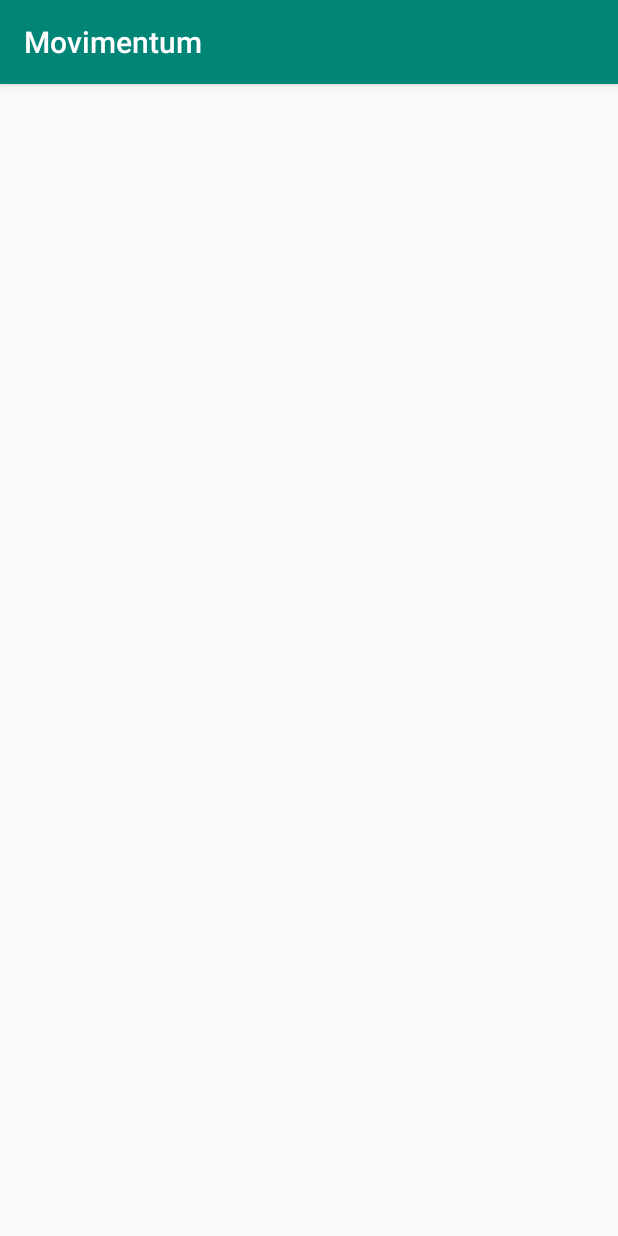
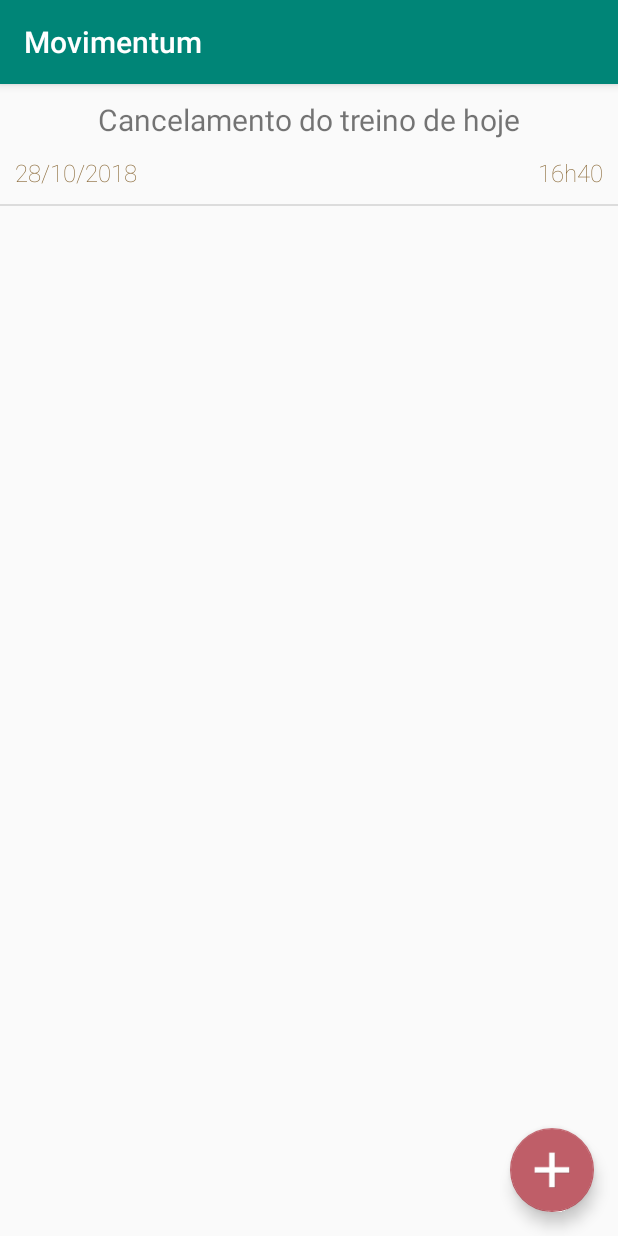
Before and after one commit to Barbalho12/movimentum, an Android app: the fragment NewsGroupFragment shown on its own in the app's theme, on a phone screen of 412 x 824 dp. Run offline under Robolectric (Android 15) with nearby library versions, the phone set to English and light mode, and no system bars.

Commit message:
Implements group news adapter

```diff
--- /dev/null
+++ b/app/src/main/java/br/ufrn/movimentum/adapters/NewsAdapter.java
@@ -0,0 +1,58 @@
+package br.ufrn.movimentum.adapters;
+
+import android.app.Activity;
+import android.net.Uri;
+import android.view.View;
+import android.view.ViewGroup;
+import android.widget.BaseAdapter;
+import android.widget.ImageView;
+import android.widget.TextView;
+
+import java.util.List;
+
+import br.ufrn.movimentum.R;
+import br.ufrn.movimentum.fragments.ItemNews;
+
+
+public class NewsAdapter extends BaseAdapter {
+
+    private final List<ItemNews> list_itens;
+    private final Activity activity;
+
+    public NewsAdapter(List<ItemNews> list_itens, Activity activity) {
+        this.list_itens = list_itens;
+        this.activity = activity;
+    }
+
+    @Override
+    public int getCount() {
+        return list_itens.size();
+    }
+
+    @Override
+    public Object getItem(int position) {
+        return list_itens.get(position);
+    }
+
+    @Override
+    public long getItemId(int position) {
+        return list_itens.get(position).getId();
+    }
+
+    @Override
+    public View getView(int position, View convertView, ViewGroup parent) {
+
+        View view = activity.getLayoutInflater().inflate(R.layout.list_news, parent, false);
+        ItemNews item_list = list_itens.get(position);
+
+        TextView tv_title_news_group = (TextView) view.findViewById(R.id.tv_title_news_group);
+        TextView tv_schedule_news_group = (TextView) view.findViewById(R.id.tv_schedule_news_group);
+        TextView tv_time_news_group = (TextView) view.findViewById(R.id.tv_time_news_group);
+
+        tv_title_news_group.setText(item_list.getTitle());
+        tv_schedule_news_group.setText(item_list.getData());
+        tv_time_news_group.setText(item_list.getHora());
+        return view;
+    }
+
+}
--- /dev/null
+++ b/app/src/main/java/br/ufrn/movimentum/fragments/ItemNews.java
@@ -0,0 +1,47 @@
+package br.ufrn.movimentum.fragments;
+
+public class ItemNews {
+    private int id;
+    private String title;
+    private String data;
+    private String hora;
+
+    public ItemNews(int id, String title, String data, String hora) {
+        this.id = id;
+        this.title = title;
+        this.data = data;
+        this.hora = hora;
+    }
+
+    public int getId() {
+        return id;
+    }
+
+    public void setId(int id) {
+        this.id = id;
+    }
+
+    public String getTitle() {
+        return title;
+    }
+
+    public void setTitle(String title) {
+        this.title = title;
+    }
+
+    public String getData() {
+        return data;
+    }
+
+    public void setData(String data) {
+        this.data = data;
+    }
+
+    public String getHora() {
+        return hora;
+    }
+
+    public void setHora(String hora) {
+        this.hora = hora;
+    }
+}
--- a/app/src/main/java/br/ufrn/movimentum/fragments/NewsGroupFragment.java
+++ b/app/src/main/java/br/ufrn/movimentum/fragments/NewsGroupFragment.java
@@ -18,9 +18,11 @@ import java.util.List;
 
 import br.ufrn.movimentum.NewGroupActivity;
 import br.ufrn.movimentum.R;
+import br.ufrn.movimentum.SearchNewsActivity;
 import br.ufrn.movimentum.ViewMyGroupActivity;
 import br.ufrn.movimentum.adapters.GroupAdapter;
 import br.ufrn.movimentum.adapters.ItemList;
+import br.ufrn.movimentum.adapters.NewsAdapter;
 
 
 public class NewsGroupFragment extends Fragment {
@@ -50,6 +52,45 @@ public class NewsGroupFragment extends Fragment {
                              Bundle savedInstanceState) {
         View rootView = inflater.inflate(R.layout.fragment_news_group, container, false);
 
+        ListView listview = (ListView) rootView.findViewById(R.id.listview_news_group);
+        List<ItemNews> list_itens = new ArrayList<>();
+        list_itens.add(new ItemNews(1, "Cancelamento do treino de hoje", "28/10/2018", "16h40"));
+
+        NewsAdapter newsAdapter = new NewsAdapter(list_itens, getActivity());
+        listview.setAdapter(newsAdapter);
+//        listview.setOnItemClickListener(new AdapterView.OnItemClickListener() {
+//            @Override
+//            public void onItemClick(AdapterView<?> parent, View view,
+//                                    int position, long id) {
+////                Toast.makeText(getApplicationContext(),
+////                        "Clicou no item " + position, Toast.LENGTH_LONG).show();
+//                if(position==0){
+//                    Snackbar.make(view, "Não implementado", Snackbar.LENGTH_LONG)
+//                            .setAction("Action", null).show();
+////                    Intent intent = new Intent(getActivity(), SearchNewsActivity.class);
+////                    startActivity(intent);
+//////                    finish();
+//                }else{
+//                    Snackbar.make(view, "Não implementado", Snackbar.LENGTH_LONG)
+//                            .setAction("Action", null).show();
+//                }
+//            }
+//        });
+
+        FloatingActionButton fab = rootView.findViewById(R.id.fab_news_group);
+        String pathName = "android.resource://"+getActivity().getPackageName()+"/";
+        fab.setImageURI(Uri.parse(pathName+R.drawable.add));
+        fab.setOnClickListener(new View.OnClickListener() {
+            @Override
+            public void onClick(View view) {
+                Snackbar.make(view, "Não Implementado", Snackbar.LENGTH_LONG)
+                        .setAction("Action", null).show();
+
+//                Intent intent = new Intent(getActivity(), SearchNewsActivity.class);
+//                startActivity(intent);
+            }
+        });
+
         return rootView;
     }
 }
--- a/app/src/main/res/layout/fragment_news_group.xml
+++ b/app/src/main/res/layout/fragment_news_group.xml
@@ -1,6 +1,21 @@
 <?xml version="1.0" encoding="utf-8"?>
-<LinearLayout xmlns:android="http://schemas.android.com/apk/res/android"
+<android.support.design.widget.CoordinatorLayout xmlns:android="http://schemas.android.com/apk/res/android"
+    xmlns:app="http://schemas.android.com/apk/res-auto"
+    xmlns:tools="http://schemas.android.com/tools"
     android:layout_width="match_parent"
     android:layout_height="match_parent">
 
-</LinearLayout>
+    <ListView
+        android:id="@+id/listview_news_group"
+        android:layout_width="match_parent"
+        android:layout_height="match_parent" />
+
+    <android.support.design.widget.FloatingActionButton
+        android:id="@+id/fab_news_group"
+        android:layout_width="wrap_content"
+        android:layout_height="wrap_content"
+        android:layout_gravity="bottom|end"
+        android:layout_margin="@dimen/fab_margin"
+        app:srcCompat="@drawable/add" />
+
+</android.support.design.widget.CoordinatorLayout>
--- /dev/null
+++ b/app/src/main/res/layout/list_news.xml
@@ -0,0 +1,48 @@
+<?xml version="1.0" encoding="utf-8"?>
+<LinearLayout xmlns:android="http://schemas.android.com/apk/res/android"
+    android:layout_width="match_parent"
+    android:layout_height="80dp"
+    android:orientation="vertical"
+    android:padding="10dp">
+
+    <TextView
+        android:gravity="center"
+        android:id="@+id/tv_title_news_group"
+        android:layout_width="match_parent"
+        android:layout_height="wrap_content"
+        android:fontFamily="sans-serif-thin"
+        android:text="@string/tv_free_run"
+        android:textSize="20dp"
+        android:textStyle="bold" />
+
+
+    <LinearLayout
+        android:layout_width="match_parent"
+        android:layout_height="match_parent"
+        android:orientation="horizontal"
+        android:gravity="bottom">
+
+        <TextView
+            android:id="@+id/tv_schedule_news_group"
+            android:layout_width="match_parent"
+            android:layout_height="wrap_content"
+            android:layout_weight=".50"
+            android:fontFamily="sans-serif-thin"
+            android:gravity="left"
+            android:text="@string/tv_days_model"
+            android:textColor="#896836"
+            android:textSize="16dp" />
+
+        <TextView
+            android:id="@+id/tv_time_news_group"
+            android:layout_width="match_parent"
+            android:layout_height="wrap_content"
+            android:layout_weight=".50"
+            android:fontFamily="sans-serif-thin"
+            android:gravity="right"
+            android:text="@string/tv_time_model"
+            android:textColor="#896836"
+            android:textSize="16dp" />
+
+    </LinearLayout>
+</LinearLayout>
```
